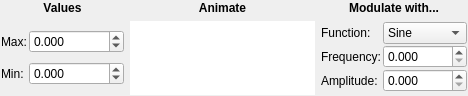
This is code/qttoolkit/contentbrowser/ui/particlenodesettingtemplate.ui in gscept/nebula-trifid as Qt 5 draws it before an edit. The edited form follows.
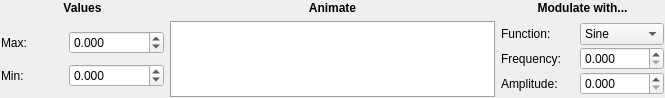
This is the edited form. Custom widgets are drawn as their Qt base class.

Patch:
```diff
--- a/code/qttoolkit/contentbrowser/ui/particlenodesettingtemplate.ui
+++ b/code/qttoolkit/contentbrowser/ui/particlenodesettingtemplate.ui
@@ -6,8 +6,8 @@
    <rect>
     <x>0</x>
     <y>0</y>
-    <width>468</width>
-    <height>96</height>
+    <width>665</width>
+    <height>98</height>
    </rect>
   </property>
   <property name="font">
@@ -210,7 +210,7 @@
      </property>
      <property name="maximumSize">
       <size>
-       <width>200</width>
+       <width>16777215</width>
        <height>150</height>
       </size>
      </property>
@@ -220,6 +220,9 @@
        <height>0</height>
       </size>
      </property>
+     <property name="styleSheet">
+      <string notr="true">border: 1px solid palette(dark);</string>
+     </property>
      <property name="frameShape">
       <enum>QFrame::Box</enum>
      </property>
```
